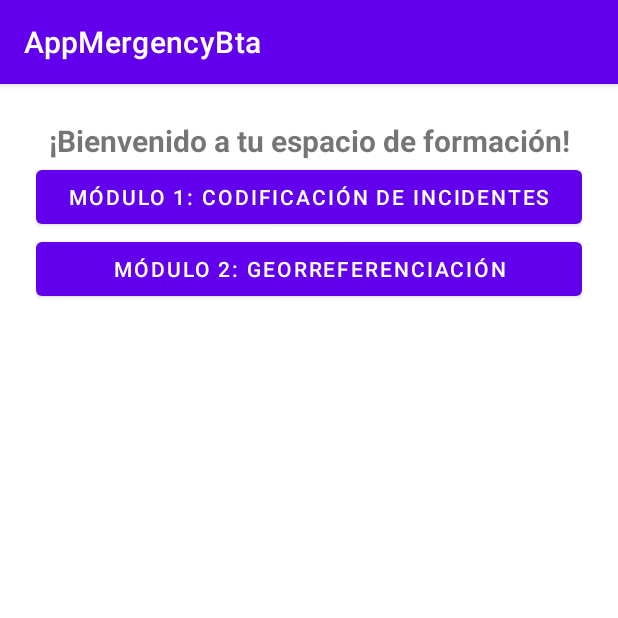
After one commit to Atompopez/AppMergencyBta, an Android app: the fragment InicioFragment shown on its own in the app's theme, on a phone screen of 412 x 824 dp, the top half of it. The commit adds this screen. Run offline under Robolectric (Android 15) with nearby library versions, the phone set to English and light mode, and no system bars.

Commit message:
Se adicionó la actividad para los módulos de formación

```diff
--- /dev/null
+++ b/app/src/main/java/com/example/appmergencybta/ui/inicio/InicioFragment.kt
@@ -0,0 +1,27 @@
+package com.example.appmergencybta.ui.inicio
+
+import android.os.Bundle
+import android.view.LayoutInflater
+import android.view.View
+import android.view.ViewGroup
+import androidx.fragment.app.Fragment
+import com.example.appmergencybta.databinding.FragmentInicioBinding
+
+class InicioFragment : Fragment() {
+
+    private var _binding: FragmentInicioBinding? = null
+    private val binding get() = _binding!!
+
+    override fun onCreateView(
+        inflater: LayoutInflater, container: ViewGroup?,
+        savedInstanceState: Bundle?
+    ): View {
+        _binding = FragmentInicioBinding.inflate(inflater, container, false)
+        return binding.root
+    }
+
+    override fun onDestroyView() {
+        super.onDestroyView()
+        _binding = null
+    }
+}
--- a/app/src/main/java/com/example/appmergencybta/ui/login/LoginFragment.kt
+++ b/app/src/main/java/com/example/appmergencybta/ui/login/LoginFragment.kt
@@ -19,8 +19,9 @@ import com.example.appmergencybta.databinding.FragmentLoginBinding
 import android.content.Intent
 import android.util.Log
 import com.example.appmergencybta.MainActivity
-
+import androidx.navigation.fragment.findNavController
 import com.example.appmergencybta.R
+import androidx.navigation.fragment.findNavController
 
 class LoginFragment : Fragment() {
 
@@ -156,10 +157,10 @@ private var _binding: FragmentLoginBinding? = null
            apply()
        }
 
-       val intent = Intent(requireContext(), MainActivity::class.java)
-       startActivity(intent)
-       requireActivity().finish()
+       findNavController().navigate(R.id.inicioFragment)
    }
+
+
     private fun showLoginFailed(@StringRes errorString: Int) {
         val appContext = context?.applicationContext ?: return
         Toast.makeText(appContext, errorString, Toast.LENGTH_LONG).show()
--- a/app/src/main/java/com/example/appmergencybta/ui/roles/RoleSelectionFragment.kt
+++ b/app/src/main/java/com/example/appmergencybta/ui/roles/RoleSelectionFragment.kt
@@ -25,16 +25,19 @@ class RoleSelectionFragment : Fragment() {
     override fun onViewCreated(view: View, savedInstanceState: Bundle?) {
         super.onViewCreated(view, savedInstanceState)
 
+        // ⚠️ Solo para pruebas, para evitar que LoginFragment se redireccione automáticamente
+        val sharedPref = requireActivity().getSharedPreferences("app_prefs", android.content.Context.MODE_PRIVATE)
+        sharedPref.edit().putBoolean("isLoggedIn", false).apply()
+
         binding.btnAgente.setOnClickListener {
             findNavController().navigate(R.id.action_roleSelectionFragment_to_loginFragment)
-
         }
 
         binding.btnSupervisor.setOnClickListener {
             findNavController().navigate(R.id.action_roleSelectionFragment_to_loginFragment)
-
         }
     }
+
 
     override fun onDestroyView() {
         super.onDestroyView()
--- /dev/null
+++ b/app/src/main/res/layout/fragment_inicio.xml
@@ -0,0 +1,42 @@
+<?xml version="1.0" encoding="utf-8"?>
+<androidx.constraintlayout.widget.ConstraintLayout
+    xmlns:android="http://schemas.android.com/apk/res/android"
+    xmlns:app="http://schemas.android.com/apk/res-auto"
+    xmlns:tools="http://schemas.android.com/tools"
+    android:layout_width="match_parent"
+    android:layout_height="match_parent"
+    android:padding="24dp"
+    tools:context=".ui.inicio.InicioFragment">
+
+    <TextView
+        android:id="@+id/tvBienvenida"
+        android:layout_width="0dp"
+        android:layout_height="wrap_content"
+        android:text="¡Bienvenido a tu espacio de formación!"
+        android:textSize="20sp"
+        android:textStyle="bold"
+        android:textAlignment="center"
+        app:layout_constraintTop_toTopOf="parent"
+        app:layout_constraintStart_toStartOf="parent"
+        app:layout_constraintEnd_toEndOf="parent"
+        android:layout_marginBottom="24dp"/>
+
+    <Button
+        android:id="@+id/btnModulo1"
+        android:layout_width="0dp"
+        android:layout_height="wrap_content"
+        android:text="Módulo 1: Codificación de incidentes"
+        app:layout_constraintTop_toBottomOf="@id/tvBienvenida"
+        app:layout_constraintStart_toStartOf="parent"
+        app:layout_constraintEnd_toEndOf="parent"
+        android:layout_marginBottom="16dp"/>
+
+    <Button
+        android:id="@+id/btnModulo2"
+        android:layout_width="0dp"
+        android:layout_height="wrap_content"
+        android:text="Módulo 2: Georreferenciación"
+        app:layout_constraintTop_toBottomOf="@id/btnModulo1"
+        app:layout_constraintStart_toStartOf="parent"
+        app:layout_constraintEnd_toEndOf="parent"/>
+</androidx.constraintlayout.widget.ConstraintLayout>
--- a/app/src/main/res/navigation/mobile_navigation.xml
+++ b/app/src/main/res/navigation/mobile_navigation.xml
@@ -40,4 +40,11 @@
             app:destination="@id/loginFragment" />
     </fragment>
 
+    <fragment
+        android:id="@+id/inicioFragment"
+        android:name="com.example.appmergencybta.ui.inicio.InicioFragment"
+        android:label="Inicio"
+        tools:layout="@layout/fragment_inicio" />
+
+
 </navigation>
--- a/app/src/main/res/values/strings.xml
+++ b/app/src/main/res/values/strings.xml
@@ -14,6 +14,8 @@
     <string name="login_failed">Fallo al iniciar sesión</string>
     <string name="invalid_username">Usuario inválido</string>
     <string name="invalid_password">Contraseña inválida</string>
+    <!-- TODO: Remove or change this placeholder text -->
+    <string name="hello_blank_fragment">Hello blank fragment</string>
 
 
 </resources>
```
